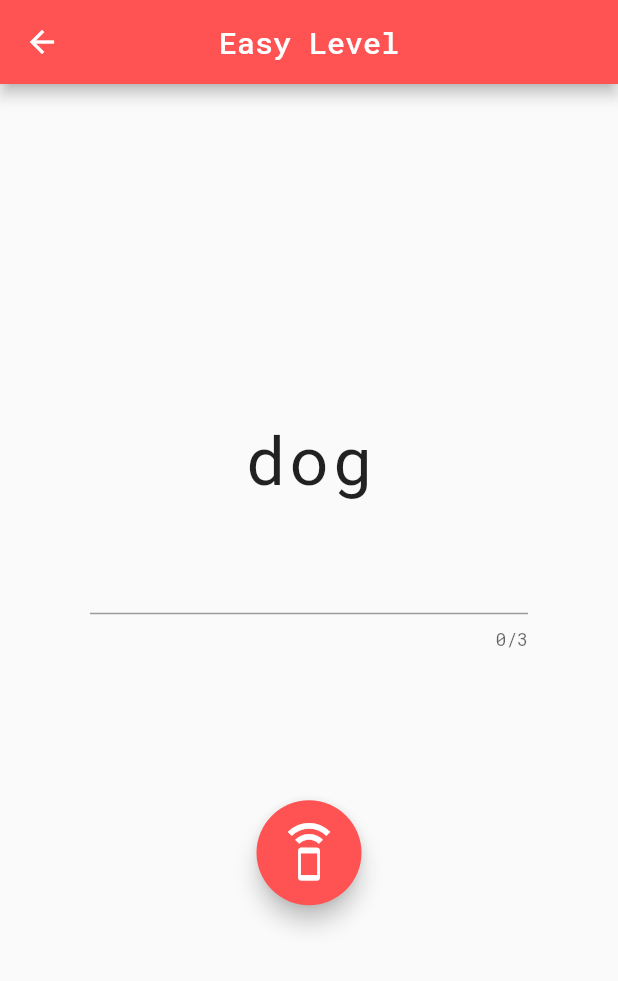
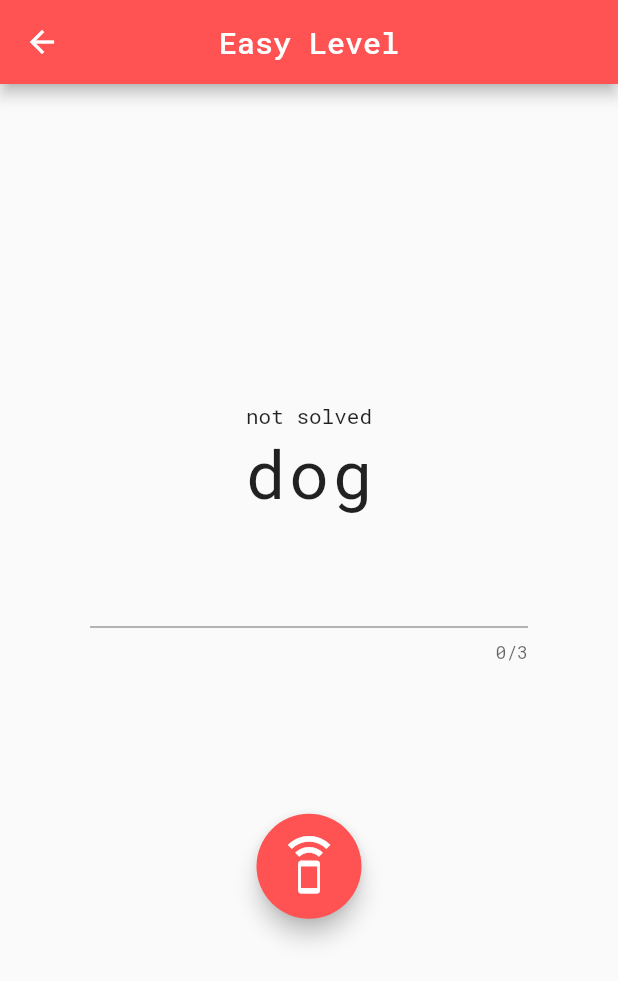
Before and after one commit to AkashRajpurohit/Spell-IT, a Flutter app: the screen it shows after launch, after a tap on "Easy", on a phone screen of 412 x 824 dp. Shown: the top 981 px of the screen. Run offline on Flutter 3.47's test engine with Material 2 defaults, Android fonts, the phone set to English and light mode, and no system bars; our stand-ins replace flutter_tts, shared_preferences.

Commit message:
:art: tracking if a word is solved or not

```diff
--- a/lib/components/game_screen.dart
+++ b/lib/components/game_screen.dart
@@ -7,10 +7,14 @@ class GameScreen extends StatefulWidget {
 
   final String question;
   final String level;
+  final List<dynamic> gameScoreList;
+  final Score gameScore;
 
   GameScreen({
     @required this.question,
-    @required this.level
+    @required this.level,
+    @required this.gameScoreList,
+    @required this.gameScore
   });
 
   @override
@@ -24,7 +28,9 @@ class _GameScreenState extends State<GameScreen> {
 
   FlutterTts flutterTts;
 
-  Score gameScore;
+  List<dynamic> gameScoreList;
+
+  bool isSolved = false;
 
   TtsState ttsState = TtsState.stopped;
 
@@ -62,11 +68,17 @@ class _GameScreenState extends State<GameScreen> {
 
   _setVolume() async {
     await flutterTts.setVolume(1.0);
-    print(await gameScore.getScore());
+  }
+
+  getGameScoreList() {
+    print(widget.gameScoreList);
+    if(widget.gameScoreList.contains(widget.question)) {
+      isSolved = true;
+    }
   }
 
   void initGame() {
-    gameScore = Score(level: widget.level);
+    getGameScoreList();
     question = widget.question;
     int times = (question.length ~/ 2) - 1;
     question = question.replaceRange(1, (question.length ~/ 2), "_" * times);
@@ -89,10 +101,13 @@ class _GameScreenState extends State<GameScreen> {
   @override
   Widget build(BuildContext context) {
 
+    String text = isSolved ? 'solved' : 'not solved';
+
     return Center(
       child: Column(
         mainAxisAlignment: MainAxisAlignment.center,
         children: <Widget>[
+          Text('$text'),
           Text(
             "$question",
             style: TextStyle(
@@ -107,7 +122,7 @@ class _GameScreenState extends State<GameScreen> {
               maxLength: widget.question.length,
               onSubmitted: (value) async {
                 if(value.toLowerCase() == widget.question.toLowerCase()) {
-                  await gameScore.addScore(value);
+                  await widget.gameScore.addScore(value);
 
                   return Alert().showAlert(context, "Correct!", "You got it right!");
                 } else {
--- a/lib/pages/game.dart
+++ b/lib/pages/game.dart
@@ -1,6 +1,7 @@
 import 'package:flutter/material.dart';
 import 'package:spell_it/components/game_screen.dart';
 import 'package:spell_it/services/level.dart';
+import 'package:spell_it/services/score.dart';
 
 class Game extends StatefulWidget {
   @override
@@ -11,12 +12,16 @@ class _GameState extends State<Game> {
   dynamic data;
   Level level;
   List<String> questions;
+  List<dynamic> gameScoreList;
+  Score gameScore;
 
   @override
   Widget build(BuildContext context) {
     data = ModalRoute.of(context).settings.arguments;
     level = data['level'];
     questions = data['questions'];
+    gameScoreList = data['gameScoreList'];
+    gameScore = data['gameScore'];
 
     return Scaffold(
       appBar: AppBar(
@@ -26,7 +31,12 @@ class _GameState extends State<Game> {
       body: PageView.builder(
         itemCount: questions.length,
         itemBuilder: (context, index) {
-          return GameScreen(question: questions[index], level: level.number.toString());
+          return GameScreen(
+            question: questions[index],
+            level: level.number.toString(),
+            gameScoreList: gameScoreList,
+            gameScore: gameScore
+          );
         },
       ),
     );
--- a/lib/pages/home.dart
+++ b/lib/pages/home.dart
@@ -1,6 +1,7 @@
 import 'package:flutter/material.dart';
 import 'package:spell_it/services/game_data.dart';
 import 'package:spell_it/services/level.dart';
+import 'package:spell_it/services/score.dart';
 
 class Home extends StatefulWidget {
 
@@ -16,13 +17,19 @@ class _HomeState extends State<Home> {
     Level(name: "Extreme", number: 4, color: Colors.red)
   ];
 
-  void _goToGame(Level level) {
+  void _goToGame(Level level) async {
     GameData instance = GameData(levelName: level.name);
     instance.getQuestions();
 
+    Score gameScore = Score(level: level.name);
+
+    List<dynamic> gameScoreList = await gameScore.getScore();
+
     Navigator.pushNamed(context, '/game', arguments: {
       'level': level,
-      'questions': instance.questions
+      'questions': instance.questions,
+      'gameScoreList': gameScoreList,
+      'gameScore': gameScore
     });
   }
 
```
